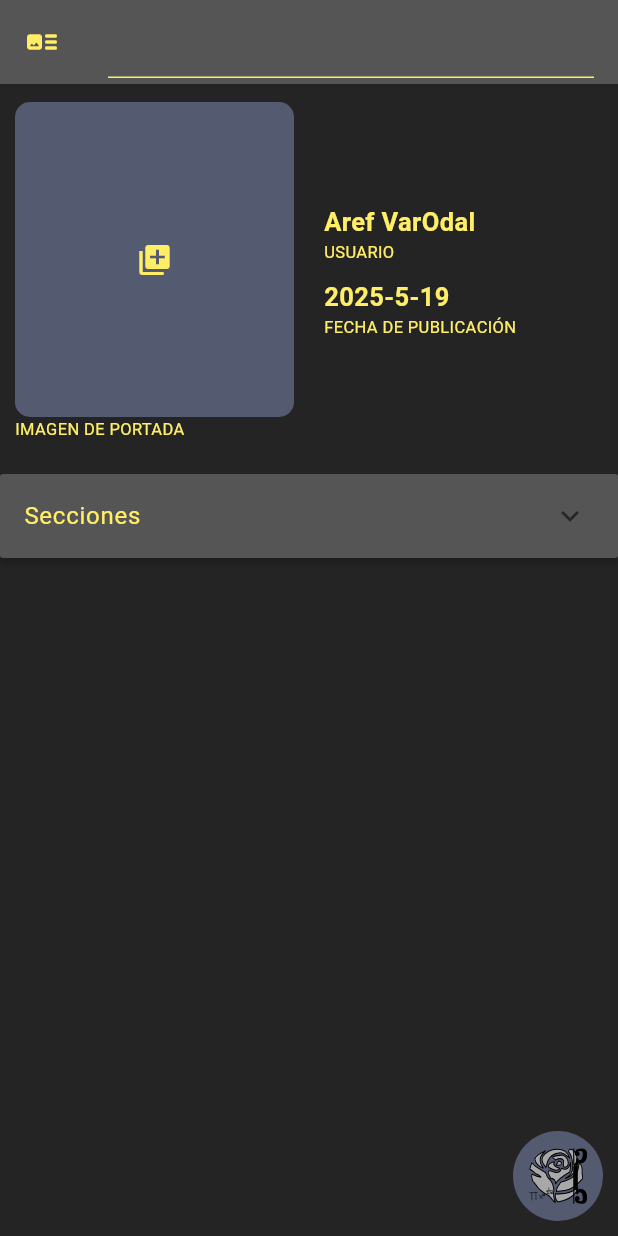
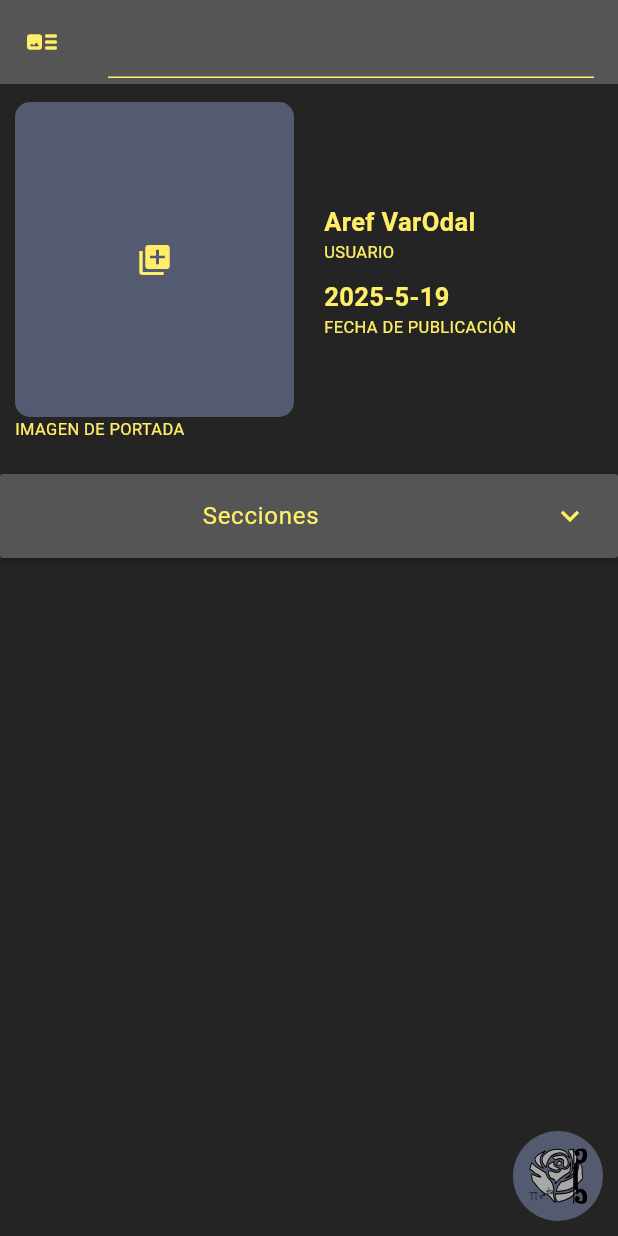
Before and after one commit to PedroBarr/ekmajstro_trejnisto, a Flutter app: the PostItemView screen opened directly, on a phone screen of 412 x 824 dp. Run offline on Flutter 3.47's test engine with Material 3 defaults, Android fonts, the phone set to English and light mode, and no system bars; our stand-ins replace drop_shadow, flutter_svg; network calls fail.

Commit message:
Corregir diseño de lista de secciones de publicación (version temporal)

```diff
--- a/lib/components/core/accordion/accordion_component.dart
+++ b/lib/components/core/accordion/accordion_component.dart
@@ -42,7 +42,10 @@ class _AccordionComponent extends State<AccordionComponent> {
             return ExpansionPanel(
               headerBuilder: (BuildContext context, bool is_expand) {
                 return ListTile(
-                  title: Text(element.name),
+                  title: Text(
+                    element.name,
+                    textAlign: TextAlign.center,
+                  ),
                 );
               },
               body: Builder(
@@ -51,8 +54,11 @@ class _AccordionComponent extends State<AccordionComponent> {
                 },
               ),
               isExpanded: element.is_expanded,
+              canTapOnHeader: true,
             );
           }).toList(),
+          expandIconColor: Theme.of(context).colorScheme.onSurface,
+          expandedHeaderPadding: EdgeInsets.all(0),
         ),
       ),
     );
```
Also changed, not shown: lib/components/features/features_posts/section_item/section_item_list_component.dart (+18 -2 lines).
